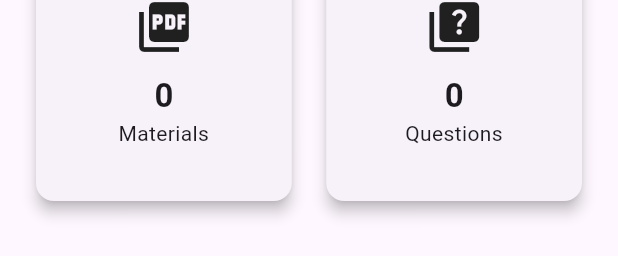
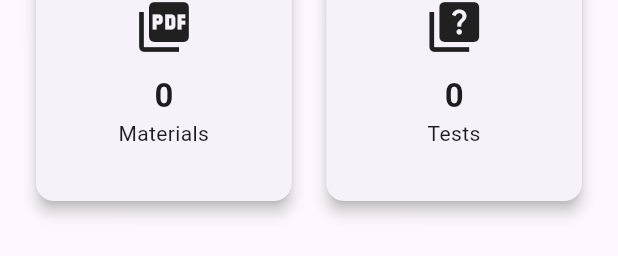
Before and after one commit to Meeraajay/Yuvavigyan-, a Flutter app: the CoreHomePage widget shown alone on an empty page, opened directly, on a phone screen of 412 x 824 dp. Shown: the part 381-637 px from the top of the screen. Run offline on Flutter 3.47's test engine with Material 3 defaults, Android fonts, the phone set to English and light mode, and no system bars; our stand-ins replace cloud_firestore, firebase_auth, firebase_core; accounts and stored records are empty.

Commit message:
Updated Questions to Tests

```diff
--- a/lib/screens/core_tutor/core_tutor_dashboard.dart
+++ b/lib/screens/core_tutor/core_tutor_dashboard.dart
@@ -44,7 +44,7 @@ class _CoreTutorDashboardState extends State<CoreTutorDashboard> {
           BottomNavigationBarItem(icon: Icon(Icons.book), label: "Courses"),
           BottomNavigationBarItem(icon: Icon(Icons.video_library), label: "Videos"),
           BottomNavigationBarItem(icon: Icon(Icons.picture_as_pdf), label: "Materials"),
-          BottomNavigationBarItem(icon: Icon(Icons.quiz), label: "Questions"),
+          BottomNavigationBarItem(icon: Icon(Icons.quiz), label: "Tests"),
         ],
       ),
     );
@@ -65,7 +65,7 @@ class CoreHomePage extends StatelessWidget {
         DashboardCard(title: "Total Courses", value: "0", icon: Icons.book),
         DashboardCard(title: "Videos", value: "0", icon: Icons.video_library),
         DashboardCard(title: "Materials", value: "0", icon: Icons.picture_as_pdf),
-        DashboardCard(title: "Questions", value: "0", icon: Icons.quiz),
+        DashboardCard(title: "Tests", value: "0", icon: Icons.quiz),
       ],
     );
   }
```
